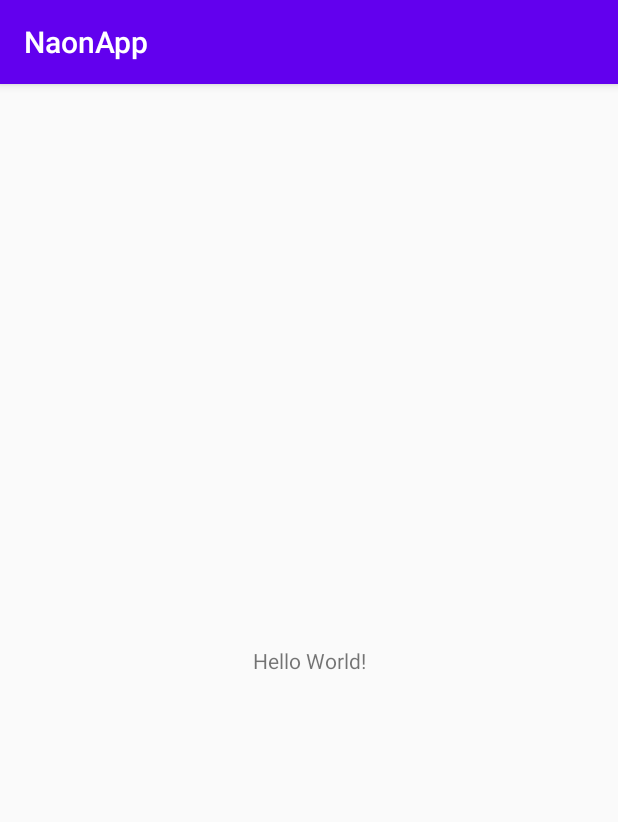
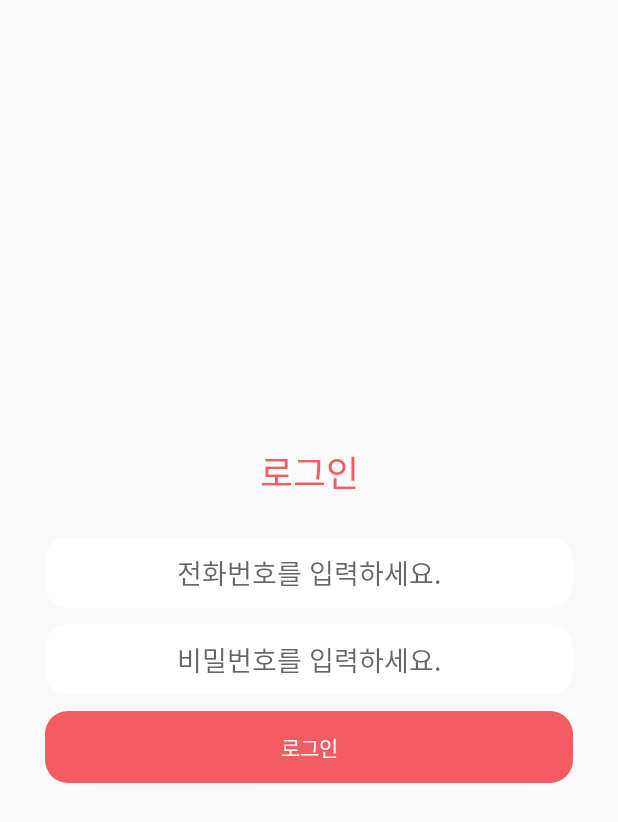
Before and after one commit to A11phaBeta/OpenSource-NAON, an Android app: the screen it shows after launch (MainActivity before the commit, LoginActivity after it), on a phone screen of 412 x 824 dp. Shown: the top 822 px of the screen. Run offline under Robolectric (Android 15) with nearby library versions, the phone set to English and light mode, and no system bars.

Commit message:
Upload Android Code

```diff
--- /dev/null
+++ b/NaonApp/app/src/main/java/com/example/naonapp/LoginActivity.java
@@ -0,0 +1,87 @@
+package com.example.naonapp;
+
+import androidx.appcompat.app.AppCompatActivity;
+
+import android.app.Activity;
+import android.content.Intent;
+import android.content.SharedPreferences;
+import android.os.Bundle;
+import android.util.Log;
+import android.view.View;
+import android.widget.Button;
+import android.widget.EditText;
+import android.widget.Toast;
+
+import org.json.JSONException;
+import org.json.JSONObject;
+
+import java.util.HashMap;
+import java.util.concurrent.ExecutionException;
+
+public class LoginActivity extends AppCompatActivity {
+
+    private EditText id, pw;
+    private Button login;
+
+    @Override
+    protected void onCreate(Bundle savedInstanceState) {
+        super.onCreate(savedInstanceState);
+        setContentView(R.layout.activity_login);
+
+        id = (EditText)findViewById(R.id.id);
+        pw = (EditText)findViewById(R.id.pw);
+
+        login = (Button)findViewById(R.id.login);
+        login.setOnClickListener(new View.OnClickListener() {
+            @Override
+            public void onClick(View view) {
+
+                String idStr, pwStr;
+
+                idStr = id.getText().toString();
+                pwStr = pw.getText().toString();
+
+                if(idStr.length() != 0 && pwStr.length() != 0) {
+                    HashMap<String, String> map = new HashMap<String, String>();
+                    map.put("id", id.getText().toString());
+                    map.put("pw", pw.getText().toString());
+
+                    try {
+                        JSONObject res = new HttpNetworking(getApplicationContext(), "/doLogin", map).execute().get();
+                        if(res!=null) {
+                            Log.d("RES", String.valueOf(res.getInt("count")));
+
+                            int count = res.getInt("count");
+
+                            if(count == 0){
+                                Toast.makeText(LoginActivity.this, "아이디 또는 비밀번호를 확인하세요.", Toast.LENGTH_SHORT).show();
+                            }else {
+                                SharedPreferences sharedPreferences = getSharedPreferences("user", Activity.MODE_PRIVATE);
+                                SharedPreferences.Editor editor = sharedPreferences.edit();
+
+                                editor.putInt("no", res.getInt("no"));
+                                editor.putString("name", res.getString("name"));
+                                editor.commit();
+
+                                Toast.makeText(LoginActivity.this, res.getString("name")+"님 환영합니다.", Toast.LENGTH_SHORT).show();
+
+                                Intent intent = new Intent(LoginActivity.this, VisitedShopActivity.class);
+                                startActivity(intent);
+                                finish();
+                            }
+                        }
+                    } catch (ExecutionException e) {
+                        e.printStackTrace();
+                    } catch (InterruptedException e) {
+                        e.printStackTrace();
+                    } catch (JSONException e) {
+                        e.printStackTrace();
+                    }
+                }else{
+                    Toast.makeText(LoginActivity.this, "아이디와 비밀번호를 모두 입력해주세요.", Toast.LENGTH_SHORT).show();
+                }
+            }
+        });
+    }
+
+}
--- a/NaonApp/app/src/main/java/com/example/naonapp/MainActivity.java
+++ b/NaonApp/app/src/main/java/com/example/naonapp/MainActivity.java
@@ -2,17 +2,30 @@ package com.example.naonapp;
 
 import androidx.appcompat.app.AppCompatActivity;
 
+import android.content.Intent;
 import android.os.Bundle;
+import android.os.Handler;
 
 import java.util.HashMap;
 
 public class MainActivity extends AppCompatActivity {
 
+    private Handler mHandler;
+    private Runnable mRunnable;
     @Override
     protected void onCreate(Bundle savedInstanceState) {
         super.onCreate(savedInstanceState);
         setContentView(R.layout.activity_main);
 
-        new HttpNetworking(getApplicationContext(),"", new HashMap<String, String>()).execute();
+        mHandler = new Handler();
+
+        mHandler.postDelayed(new Runnable() {
+            @Override
+            public void run() {
+                Intent intent = new Intent(MainActivity.this, LoginActivity.class);
+                startActivity(intent);
+                finish();
+            }
+        }, 1500);
     }
 }
--- /dev/null
+++ b/NaonApp/app/src/main/res/drawable/rounded_button.xml
@@ -0,0 +1,11 @@
+<?xml version="1.0" encoding="utf-8"?>
+<!--  res/drawable/rounded_edittext.xml -->
+<shape xmlns:android="http://schemas.android.com/apk/res/android"
+    android:shape="rectangle" android:padding="10dp">
+    <solid android:color="#F35C63"/>
+    <corners
+        android:bottomRightRadius="15dp"
+        android:bottomLeftRadius="15dp"
+        android:topLeftRadius="15dp"
+        android:topRightRadius="15dp"/>
+</shape>
--- /dev/null
+++ b/NaonApp/app/src/main/res/drawable/rounded_edittext.xml
@@ -0,0 +1,12 @@
+<?xml version="1.0" encoding="utf-8"?>
+<!--  res/drawable/rounded_edittext.xml -->
+<shape xmlns:android="http://schemas.android.com/apk/res/android"
+    android:shape="rectangle" android:padding="10dp">
+    <solid android:color="#FFFFFF"/>
+    <stroke android:color="#AFAFAF" />
+    <corners
+        android:bottomRightRadius="15dp"
+        android:bottomLeftRadius="15dp"
+        android:topLeftRadius="15dp"
+        android:topRightRadius="15dp"/>
+</shape>
--- /dev/null
+++ b/NaonApp/app/src/main/res/layout/activity_login.xml
@@ -0,0 +1,68 @@
+<?xml version="1.0" encoding="utf-8"?>
+<androidx.constraintlayout.widget.ConstraintLayout xmlns:android="http://schemas.android.com/apk/res/android"
+    xmlns:app="http://schemas.android.com/apk/res-auto"
+    xmlns:tools="http://schemas.android.com/tools"
+    android:layout_width="match_parent"
+    android:layout_height="match_parent"
+    android:paddingLeft="30dp"
+    android:paddingRight="30dp"
+    tools:context=".LoginActivity">
+
+    <LinearLayout
+        android:id="@+id/linearLayout"
+        android:layout_width="0dp"
+        android:layout_height="0dp"
+        android:gravity="center"
+        android:orientation="vertical"
+        app:layout_constraintBottom_toBottomOf="parent"
+        app:layout_constraintEnd_toEndOf="parent"
+        app:layout_constraintStart_toStartOf="parent"
+        app:layout_constraintTop_toTopOf="parent">
+
+        <TextView
+            android:id="@+id/textView"
+            android:layout_width="match_parent"
+            android:layout_height="wrap_content"
+            android:layout_marginBottom="20dp"
+            android:gravity="center"
+            android:text="로그인"
+            android:textColor="#F35C63"
+            android:textSize="24sp" />
+
+        <EditText
+            android:id="@+id/id"
+            android:layout_width="match_parent"
+            android:layout_height="wrap_content"
+            android:layout_marginTop="5dp"
+            android:layout_marginBottom="5dp"
+            android:background="@drawable/rounded_edittext"
+            android:ems="10"
+            android:gravity="center"
+            android:hint="전화번호를 입력하세요."
+            android:inputType="textPersonName"
+            android:padding="10dp" />
+
+        <EditText
+            android:id="@+id/pw"
+            android:layout_width="match_parent"
+            android:layout_height="wrap_content"
+            android:layout_marginTop="5dp"
+            android:layout_marginBottom="5dp"
+            android:background="@drawable/rounded_edittext"
+            android:ems="10"
+            android:gravity="center"
+            android:hint="비밀번호를 입력하세요."
+            android:inputType="textPassword"
+            android:padding="10dp" />
+
+        <Button
+            android:id="@+id/login"
+            android:layout_width="match_parent"
+            android:layout_height="wrap_content"
+            android:layout_marginTop="5dp"
+            android:layout_marginBottom="5dp"
+            android:background="@drawable/rounded_button"
+            android:text="로그인"
+            android:textColor="#fff" />
+    </LinearLayout>
+</androidx.constraintlayout.widget.ConstraintLayout>
--- a/NaonApp/app/src/main/res/layout/activity_main.xml
+++ b/NaonApp/app/src/main/res/layout/activity_main.xml
@@ -4,15 +4,5 @@
     xmlns:tools="http://schemas.android.com/tools"
     android:layout_width="match_parent"
     android:layout_height="match_parent"
-    tools:context=".MainActivity">
-
-    <TextView
-        android:layout_width="wrap_content"
-        android:layout_height="wrap_content"
-        android:text="Hello World!"
-        app:layout_constraintBottom_toBottomOf="parent"
-        app:layout_constraintLeft_toLeftOf="parent"
-        app:layout_constraintRight_toRightOf="parent"
-        app:layout_constraintTop_toTopOf="parent" />
-
-</androidx.constraintlayout.widget.ConstraintLayout>
+    android:background="@drawable/intro"
+    tools:context=".MainActivity" />
--- a/NaonApp/app/src/main/res/values/styles.xml
+++ b/NaonApp/app/src/main/res/values/styles.xml
@@ -5,6 +5,9 @@
         <item name="colorPrimary">@color/colorPrimary</item>
         <item name="colorPrimaryDark">@color/colorPrimaryDark</item>
         <item name="colorAccent">@color/colorAccent</item>
+
+        <item name="windowActionBar">false</item>
+        <item name="windowNoTitle">true</item>
     </style>
 
 </resources>
```
Also changed, not shown: NaonApp/app/src/main/AndroidManifest.xml (+7 -1 lines), NaonApp/app/src/main/java/com/example/naonapp/VisitedShopActivity.java (added, +54 -0 lines), NaonApp/app/src/main/res/layout/activity_visited_shop.xml (added, +90 -0 lines), NaonApp/app/src/main/res/drawable/intro.png (added), 3 other files.
